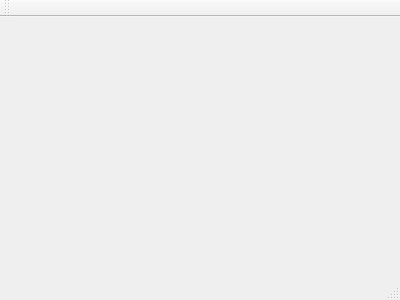
Above: mainwindow.ui from uwuzi/YTDes before the change. Below: the same form after it.
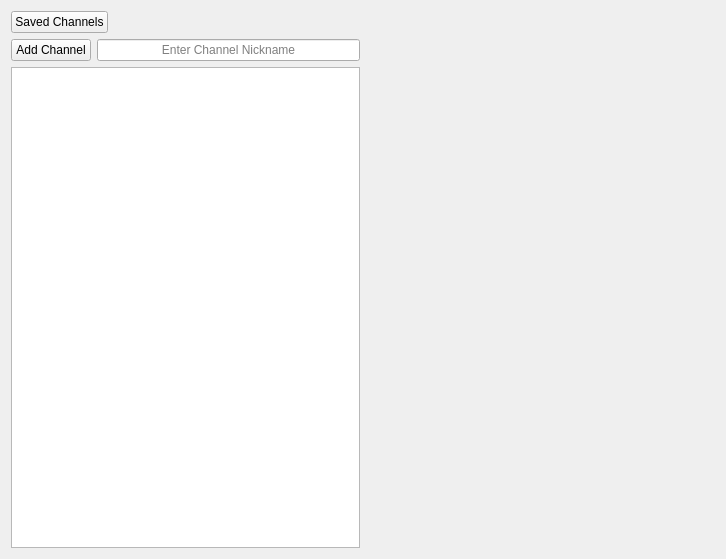
That is the form after the change.

Commit message: Show/hide saved channels area

What changed in the file:
```diff
--- a/mainwindow.ui
+++ b/mainwindow.ui
@@ -1,24 +1,129 @@
 <ui version="4.0">
  <class>MainWindow</class>
- <widget class="QMainWindow" name="MainWindow" >
-  <property name="geometry" >
+ <widget class="QMainWindow" name="MainWindow">
+  <property name="geometry">
    <rect>
     <x>0</x>
     <y>0</y>
-    <width>400</width>
-    <height>300</height>
+    <width>726</width>
+    <height>559</height>
    </rect>
   </property>
   <property name="windowTitle" >
    <string>MainWindow</string>
   </property>
-  <widget class="QMenuBar" name="menuBar" />
-  <widget class="QToolBar" name="mainToolBar" />
-  <widget class="QWidget" name="centralWidget" />
-  <widget class="QStatusBar" name="statusBar" />
+  <widget class="QWidget" name="centralWidget">
+   <property name="sizePolicy">
+    <sizepolicy hsizetype="Expanding" vsizetype="Expanding">
+     <horstretch>0</horstretch>
+     <verstretch>0</verstretch>
+    </sizepolicy>
+   </property>
+   <property name="minimumSize">
+    <size>
+     <width>0</width>
+     <height>0</height>
+    </size>
+   </property>
+   <layout class="QVBoxLayout" name="verticalLayout_2">
+    <item>
+     <layout class="QHBoxLayout" name="horizontalLayout">
+      <property name="spacing">
+       <number>0</number>
+      </property>
+      <property name="topMargin">
+       <number>0</number>
+      </property>
+      <item>
+       <widget class="QPushButton" name="subscriptionsButton">
+        <property name="enabled">
+         <bool>true</bool>
+        </property>
+        <property name="sizePolicy">
+         <sizepolicy hsizetype="Maximum" vsizetype="Maximum">
+          <horstretch>0</horstretch>
+          <verstretch>0</verstretch>
+         </sizepolicy>
+        </property>
+        <property name="text">
+         <string>Saved Channels</string>
+        </property>
+       </widget>
+      </item>
+      <item>
+       <spacer name="horizontalSpacer">
+        <property name="orientation">
+         <enum>Qt::Horizontal</enum>
+        </property>
+        <property name="sizeHint" stdset="0">
+         <size>
+          <width>40</width>
+          <height>20</height>
+         </size>
+        </property>
+       </spacer>
+      </item>
+     </layout>
+    </item>
+    <item>
+     <layout class="QHBoxLayout" name="horizontalLayout_2">
+      <property name="leftMargin">
+       <number>0</number>
+      </property>
+      <property name="topMargin">
+       <number>0</number>
+      </property>
+      <item>
+       <layout class="QVBoxLayout" name="verticalLayout_3">
+        <property name="rightMargin">
+         <number>0</number>
+        </property>
+        <item>
+         <layout class="QHBoxLayout" name="horizontalLayout_3">
+          <property name="topMargin">
+           <number>0</number>
+          </property>
+          <item>
+           <widget class="QPushButton" name="addChannelButton">
+            <property name="text">
+             <string>Add Channel</string>
+            </property>
+           </widget>
+          </item>
+          <item>
+           <widget class="QLineEdit" name="addChannelInput">
+            <property name="alignment">
+             <set>Qt::AlignCenter</set>
+            </property>
+            <property name="placeholderText">
+             <string>Enter Channel Nickname</string>
+            </property>
+           </widget>
+          </item>
+         </layout>
+        </item>
+        <item>
+         <widget class="QListWidget" name="subscriptionList"/>
+        </item>
+       </layout>
+      </item>
+      <item>
+       <widget class="QFrame" name="webviewFrame">
+        <property name="sizePolicy">
+         <sizepolicy hsizetype="Expanding" vsizetype="Expanding">
+          <horstretch>0</horstretch>
+          <verstretch>0</verstretch>
+         </sizepolicy>
+        </property>
+        <layout class="QVBoxLayout" name="verticalLayout"/>
+       </widget>
+      </item>
+     </layout>
+    </item>
+   </layout>
+  </widget>
  </widget>
- <layoutDefault spacing="6" margin="11" />
- <pixmapfunction></pixmapfunction>
+ <layoutdefault spacing="6" margin="11"/>
  <resources/>
  <connections/>
 </ui>
```
Left out of the diff: 3 changed lines with no effect on the pictures. The commit also changes 4 other files.
